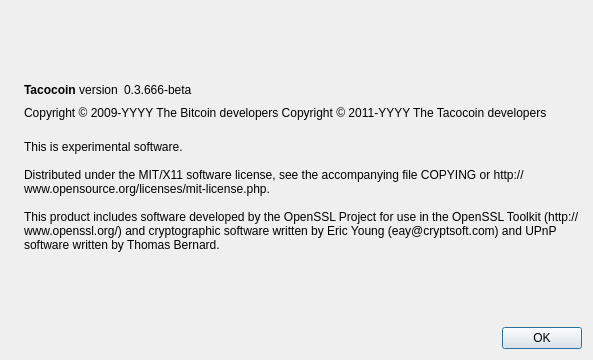
Qt form src/qt/forms/aboutdialog.ui (TacoCoin/tacocoin) before a commit.
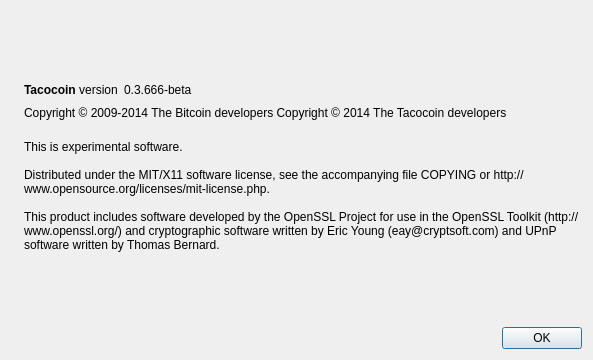
The same form after that commit. Icons and pictures are not drawn.

Diff of the .ui file:
```diff
--- a/src/qt/forms/aboutdialog.ui
+++ b/src/qt/forms/aboutdialog.ui
@@ -91,8 +91,8 @@
         <cursorShape>IBeamCursor</cursorShape>
        </property>
        <property name="text">
-        <string notr="true">Copyright &amp;copy; 2009-YYYY The Bitcoin developers
-Copyright &amp;copy; 2011-YYYY The Tacocoin developers</string>
+        <string notr="true">Copyright &amp;copy; 2009-2014 The Bitcoin developers
+Copyright &amp;copy; 2014 The Tacocoin developers</string>
        </property>
        <property name="textFormat">
         <enum>Qt::RichText</enum>
```
